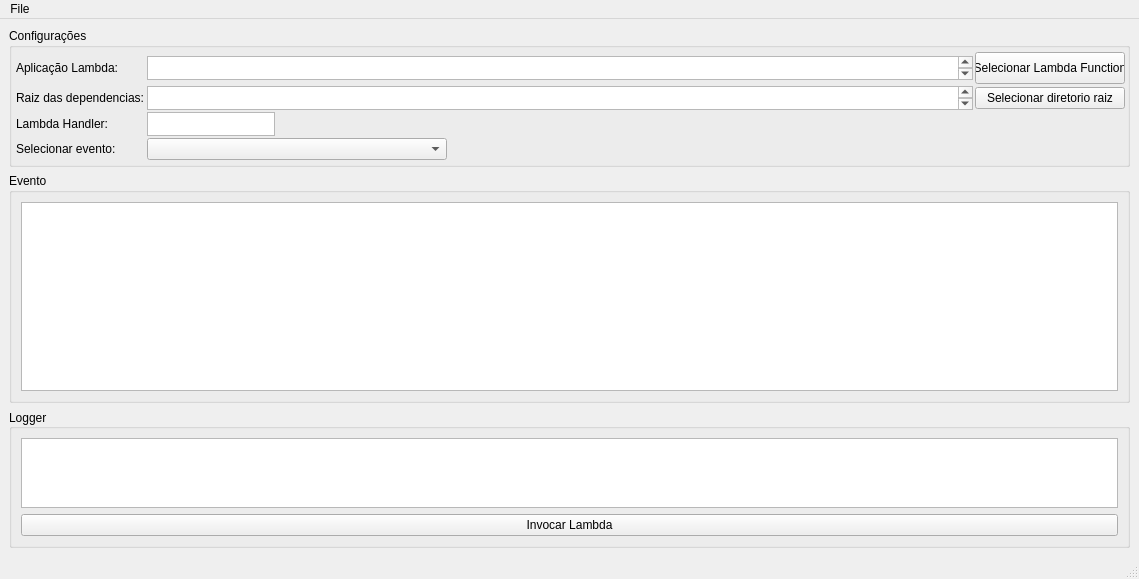
This is Ui/lambda-test-tool-ui.ui in guibhere/python-lambda-test-tool as Qt 5 draws it before an edit. The edited form follows.
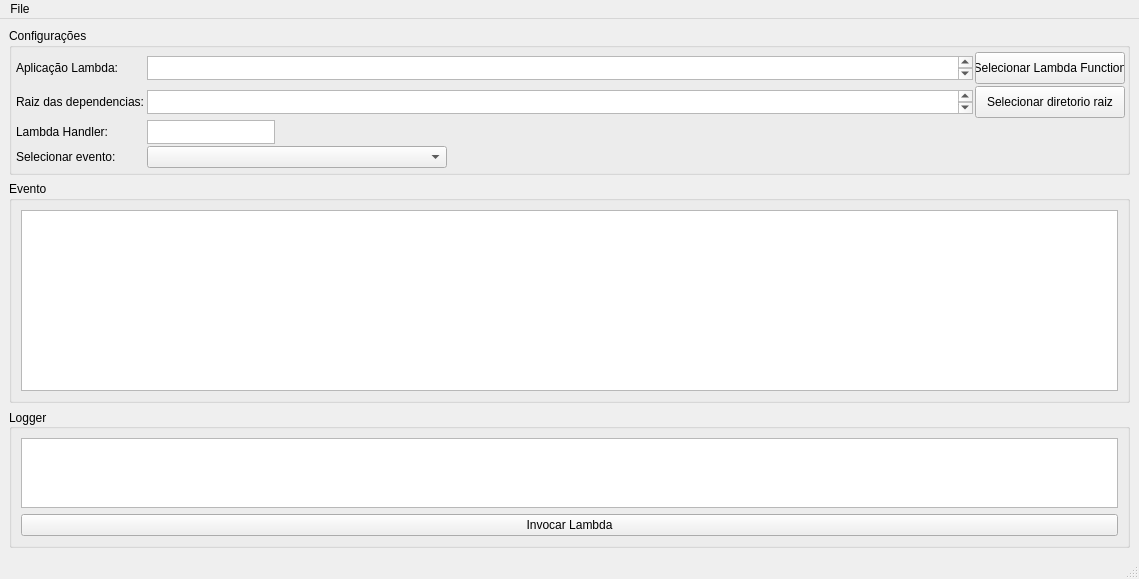
This is the edited form.

```diff
--- a/Ui/lambda-test-tool-ui.ui
+++ b/Ui/lambda-test-tool-ui.ui
@@ -245,6 +245,12 @@
          </item>
          <item row="1" column="2">
           <widget class="QPushButton" name="select_dep_dir_pushButton">
+           <property name="minimumSize">
+            <size>
+             <width>0</width>
+             <height>32</height>
+            </size>
+           </property>
            <property name="text">
             <string>Selecionar diretorio raiz</string>
            </property>
```
